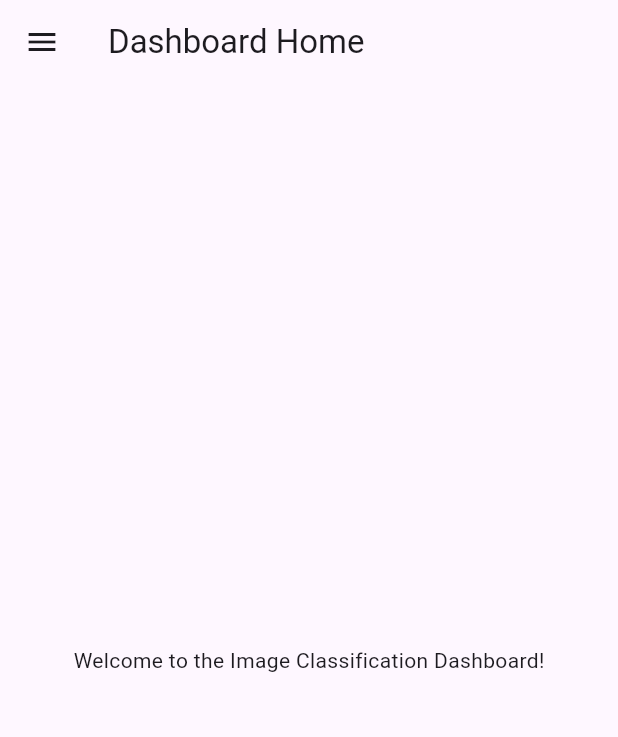
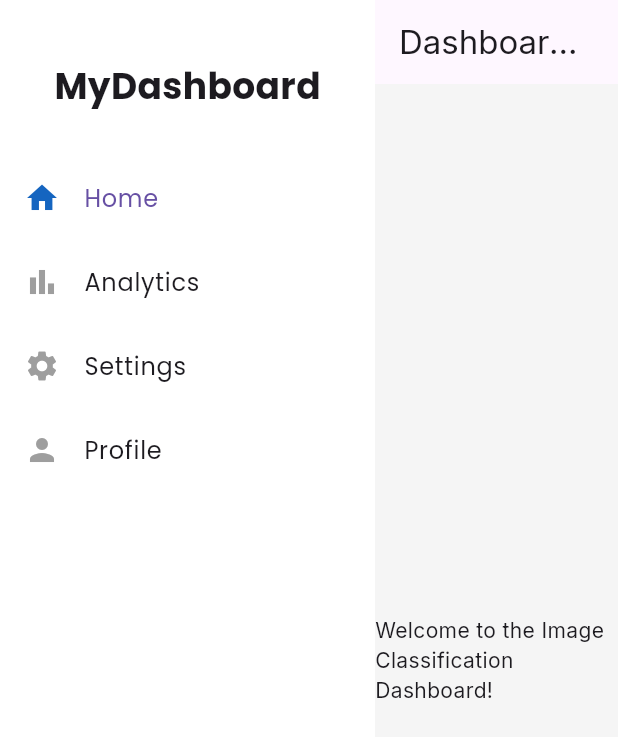
Before and after one commit to Terrymuts/Climate-Change, a Flutter app: the screen it shows after launch, on a phone screen of 412 x 824 dp. Shown: the top 737 px of the screen. Run offline on Flutter 3.47's test engine with Material 3 defaults, Android fonts, the phone set to English and light mode, and no system bars; our stand-ins replace get, go_router, google_fonts, image_picker.

Commit message:
second_commit

```diff
--- a/lib/main.dart
+++ b/lib/main.dart
@@ -1,6 +1,7 @@
 import 'package:climate_change/router/router.dart';
 import 'package:flutter/material.dart';
 import 'package:get/get.dart';
+import 'package:google_fonts/google_fonts.dart';
 
 void main() {
   WidgetsFlutterBinding.ensureInitialized();
@@ -14,10 +15,16 @@ class MyApp extends StatelessWidget {
   @override
   Widget build(BuildContext context) {
     return GetMaterialApp.router(
-      routeInformationParser: router.routeInformationParser,
-      routerDelegate: router.routerDelegate,
-      title: 'Image Classification Dashboard',
-      theme: ThemeData(primarySwatch: Colors.blue),
+      title: 'Flutter Dashboard',
+      debugShowCheckedModeBanner: false,
+      theme: ThemeData(
+        textTheme: GoogleFonts.interTextTheme(),
+        primaryColor: Colors.blue.shade800,
+        scaffoldBackgroundColor: Colors.grey.shade100,
+      ),
+      routerDelegate: appRouter.routerDelegate,
+      routeInformationParser: appRouter.routeInformationParser,
+      routeInformationProvider: appRouter.routeInformationProvider,
     );
   }
 }
--- a/lib/pages/classification_page.dart
+++ b/lib/pages/classification_page.dart
@@ -1,7 +1,7 @@
 import 'package:flutter/material.dart';
 import 'package:get/get.dart';
 import '../controllers/classification_controller.dart';
-import '../widgets/side_menu.dart';
+
 
 class ClassificationPage extends StatelessWidget {
   final ClassificationController c = Get.put(ClassificationController());
@@ -12,7 +12,6 @@ class ClassificationPage extends StatelessWidget {
   Widget build(BuildContext context) {
     return Scaffold(
       appBar: AppBar(title: Text('Classify Image')),
-      drawer: SideMenu(),
       body: Padding(
         padding: EdgeInsets.all(16),
         child: Column(
--- a/lib/pages/home.dart
+++ b/lib/pages/home.dart
@@ -10,7 +10,6 @@ class HomePage extends StatelessWidget {
   Widget build(BuildContext context) {
     return Scaffold(
       appBar: AppBar(title: Text('Dashboard Home')),
-      drawer: SideMenu(),
       body: Center(child: Text('Welcome to the Image Classification Dashboard!')),
     );
   }
--- a/lib/router/router.dart
+++ b/lib/router/router.dart
@@ -1,21 +1,30 @@
+import 'package:climate_change/pages/classification_page.dart';
 import 'package:go_router/go_router.dart';
+import 'package:flutter/material.dart';
 
-import '../pages/classification_page.dart';
 import '../pages/home.dart';
+import '../widgets/side_menu.dart';
 
 
-final GoRouter router = GoRouter(
+
+final GoRouter appRouter = GoRouter(
   initialLocation: '/home',
   routes: [
-    GoRoute(
-      path: '/home',
-      name: 'home',
-      builder: (context, state) => HomePage(),
-    ),
-    GoRoute(
-      path: '/classify',
-      name: 'classify',
-      builder: (context, state) => ClassificationPage(),
+    ShellRoute(
+      builder: (context, state, child) {
+        return Scaffold(
+          body: Row(
+            children: [
+              Sidebar(),
+              Expanded(child: child),
+            ],
+          ),
+        );
+      },
+      routes: [
+        GoRoute(path: '/home', builder: (_, __) => HomePage()),
+        GoRoute(path: '/analytics', builder: (_, __) => ClassificationPage()),
+      ],
     ),
   ],
 );
--- a/lib/widgets/side_menu.dart
+++ b/lib/widgets/side_menu.dart
@@ -1,29 +1,44 @@
 import 'package:flutter/material.dart';
 import 'package:go_router/go_router.dart';
+import 'package:google_fonts/google_fonts.dart';
 
-class SideMenu extends StatelessWidget {
+
+class Sidebar extends StatelessWidget {
+  final List<_NavItem> _items = [
+    _NavItem('Home', Icons.home, '/home'),
+    _NavItem('Analytics', Icons.bar_chart, '/analytics'),
+    _NavItem('Settings', Icons.settings, '/settings'),
+    _NavItem('Profile', Icons.person, '/profile'),
+  ];
+
+  Sidebar({super.key});
+
   @override
   Widget build(BuildContext context) {
-    String location = GoRouter.of(context).location;
-    return Drawer(
-      child: ListView(
-        padding: EdgeInsets.zero,
+    final String location = GoRouterState.of(context).location;
+    return Container(
+      width: 250,
+      color: Colors.white,
+      padding: const EdgeInsets.symmetric(vertical: 40),
+      child: Column(
         children: [
-          DrawerHeader(child: Text('Menu'), decoration: BoxDecoration(color: Colors.blue)),
-          _buildItem(context, '/home', Icons.home, 'Home', location),
-          _buildItem(context, '/classify', Icons.image, 'Classify', location),
+          Text('MyDashboard', style: GoogleFonts.poppins(fontSize: 24, fontWeight: FontWeight.bold)),
+          const SizedBox(height: 30),
+          ..._items.map((item) => ListTile(
+            leading: Icon(item.icon, color: location == item.route ? Colors.blue.shade800 : Colors.grey),
+            title: Text(item.label, style: GoogleFonts.poppins(fontSize: 16)),
+            selected: location == item.route,
+            onTap: () => context.go(item.route),
+          )),
         ],
       ),
     );
   }
+}
 
-  Widget _buildItem(BuildContext context, String path, IconData icon, String label, String location) {
-    final bool selected = (location == path);
-    return ListTile(
-      leading: Icon(icon, color: selected ? Colors.blue : null),
-      title: Text(label, style: TextStyle(color: selected ? Colors.blue : null)),
-      selected: selected,
-      onTap: () => GoRouter.of(context).go(path),
-    );
-  }
+class _NavItem {
+  final String label;
+  final IconData icon;
+  final String route;
+  _NavItem(this.label, this.icon, this.route);
 }
--- a/pubspec.yaml
+++ b/pubspec.yaml
@@ -35,6 +35,8 @@ dependencies:
   go_router: ^6.0.0
   image_picker: ^0.8.7+4
   http: ^0.13.5
+  google_fonts:
+
 
 
   # The following adds the Cupertino Icons font to your application.
```
Also changed, not shown: pubspec.lock, 1 other file.
